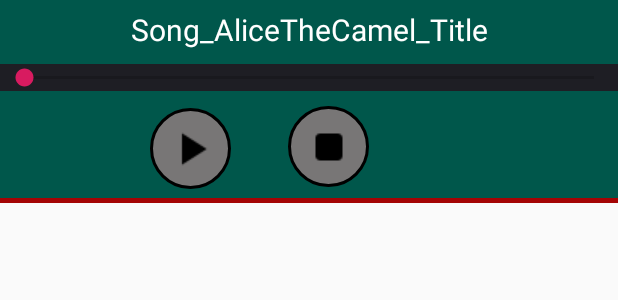
After one commit to teodory/VoiceRecorder, an Android app: the layout player_popup.xml on its own in the app's theme, with its tools: preview values and no code run, on a phone screen of 412 x 824 dp. The commit adds this screen. Shown: the top 300 px of the screen. Run offline under Robolectric (Android 15) with nearby library versions, the phone set to English and light mode, and no system bars.

Commit message:
Media Player PopUp.

```diff
--- a/app/src/main/java/com/example/voicerecorder/ListActivity.kt
+++ b/app/src/main/java/com/example/voicerecorder/ListActivity.kt
@@ -28,7 +28,7 @@ class ListActivity : AppCompatActivity() {
         val recyclerView = findViewById<RecyclerView>(R.id.my_recycle_view)
         recyclerView.layoutManager = LinearLayoutManager(this)
 
-        val adapter = CustomAdapter(getAllRecords(applicationContext), applicationContext)
+        val adapter = CustomAdapter(getAllRecords(applicationContext), applicationContext, this)
         recyclerView.adapter = adapter
 
 
--- /dev/null
+++ b/app/src/main/res/drawable/round_border.xml
@@ -0,0 +1,13 @@
+<?xml version="1.0" encoding="utf-8"?>
+
+<shape xmlns:android="http://schemas.android.com/apk/res/android"
+       android:innerRadius="2dp"
+       android:shape="oval"
+       android:thicknessRatio="2"
+       android:useLevel="false" >
+<solid android:color="#787676"/>
+
+<stroke
+        android:width="2dp"
+        android:color="@android:color/black"/>
+</shape>
--- /dev/null
+++ b/app/src/main/res/layout/player_popup.xml
@@ -0,0 +1,83 @@
+<?xml version="1.0" encoding="utf-8"?>
+
+<RelativeLayout
+        xmlns:android="http://schemas.android.com/apk/res/android"
+        xmlns:tools="http://schemas.android.com/tools"
+        xmlns:app="http://schemas.android.com/apk/res-auto"
+        android:orientation="vertical"
+        android:layout_width="match_parent"
+        android:layout_height="wrap_content"
+        android:layout_weight="1"
+        android:background="@color/colorPrimaryDark">
+
+    <SeekBar
+            android:id="@+id/simpleSeekBar"
+            android:layout_width="fill_parent"
+            android:layout_height="wrap_content"
+            android:max="100"
+            tools:ignore="MissingConstraints"
+            android:background="#1E1E24"
+            android:layout_marginBottom="-21dp"
+            android:layout_alignBottom="@+id/record_title"
+            android:layout_marginTop="3dp" android:layout_below="@+id/record_title"/>
+
+    <ImageButton
+            android:layout_width="54dp"
+            android:layout_height="54dp"
+            android:id="@+id/play_record_popup"
+            android:src="@drawable/baseline_play_arrow_black_24"
+            android:background="@drawable/round_border"
+            tools:layout_editor_absoluteX="0dp"
+            android:layout_marginTop="29dp" android:layout_alignParentStart="true"
+            android:layout_marginLeft="172dp" android:layout_marginStart="100dp"
+            android:layout_alignParentLeft="false"
+            android:layout_alignTop="@+id/simpleSeekBar"/>
+
+    <ImageButton
+            android:layout_width="54dp"
+            android:layout_height="54dp"
+            android:id="@+id/stop_play_record_popup"
+            android:src="@drawable/round_stop_black_24"
+            android:background="@drawable/round_border"
+            android:layout_toRightOf="@+id/play_record_popup"
+            android:layout_marginLeft="33dp"
+            android:layout_marginStart="38dp"
+            android:layout_alignTop="@+id/simpleSeekBar"
+            android:layout_marginTop="28dp"/>
+    <TextView
+            android:id="@+id/record_title"
+            android:layout_width="match_parent"
+            android:layout_height="39dp"
+            android:text="Song_AliceTheCamel_Title"
+            android:textSize="20sp"
+            android:textColor="#FFFFFF"
+            android:gravity="center" android:layout_marginTop="0dp" android:layout_alignParentTop="true"/>
+
+    <View
+            android:layout_width="match_parent"
+            android:layout_height="3dp"
+            android:layout_gravity="center"
+            android:background="#a40404"
+            android:layout_alignBaseline="@id/play_record_popup"
+            android:layout_below="@+id/stop_play_record_popup"
+            android:layout_marginTop="7dp"/>
+</RelativeLayout>
+
+<!--<android.support.constraint.ConstraintLayout-->
+        <!--xmlns:android="http://schemas.android.com/apk/res/android"-->
+        <!--xmlns:app="http://schemas.android.com/apk/res-auto"-->
+        <!--xmlns:tools="http://schemas.android.com/tools"-->
+        <!--android:layout_width="match_parent"-->
+        <!--android:layout_height="wrap_content"-->
+        <!--android:background="#dedcdc">-->
+
+    <!--<android.support.v7.widget.RecyclerView-->
+            <!--android:id="@+id/recyclerView"-->
+            <!--android:layout_width="match_parent"-->
+            <!--android:layout_height="wrap_content"-->
+            <!--app:layout_constraintBottom_toBottomOf="parent"-->
+            <!--app:layout_constraintEnd_toEndOf="parent"-->
+            <!--app:layout_constraintStart_toStartOf="parent"-->
+            <!--app:layout_constraintTop_toTopOf="parent" />-->
+
+<!--</android.support.constraint.ConstraintLayout>-->
--- a/app/src/main/res/values/styles.xml
+++ b/app/src/main/res/values/styles.xml
@@ -14,4 +14,9 @@
     <style name="AppTheme.AppBarOverlay" parent="ThemeOverlay.AppCompat.Dark.ActionBar"/>
     <style name="AppTheme.PopupOverlay" parent="ThemeOverlay.AppCompat.Light"/>
 
+    <style name="WindowSlideStyle">
+        <item name="android:windowEnterAnimation">@anim/slide_up</item>
+        <item name="android:windowExitAnimation">@anim/slide_down</item>
+    </style>
+
 </resources>
```
Also changed, not shown: app/src/main/java/com/example/voicerecorder/CustomAdapter.kt (+10 -5 lines), app/src/main/java/com/example/voicerecorder/CustomMediaPlayer.kt (+129 -72 lines), app/src/main/java/com/example/voicerecorder/MainActivity.kt (+14 -32 lines), app/src/main/java/com/example/voicerecorder/OnSwipeTouchListener.kt (added, +68 -0 lines), app/src/main/res/anim/slide_down.xml (added, +16 -0 lines), app/src/main/res/anim/slide_up.xml (added, +10 -0 lines), app/src/main/res/drawable/start_rec_border.xml (added, +13 -0 lines), app/src/main/res/drawable/stop_rec_border.xml (added, +13 -0 lines), app/src/main/res/layout/activity_main.xml (+63 -57 lines).
